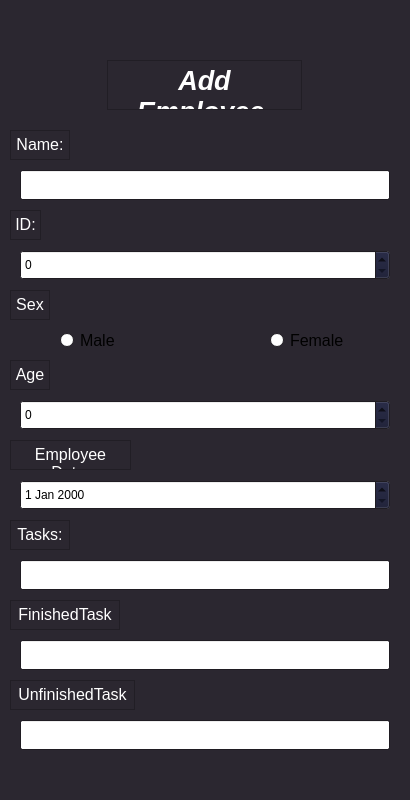
The window that Employee.ui (HeidariSina/Management-App) describes before a commit, drawn with Qt 5.
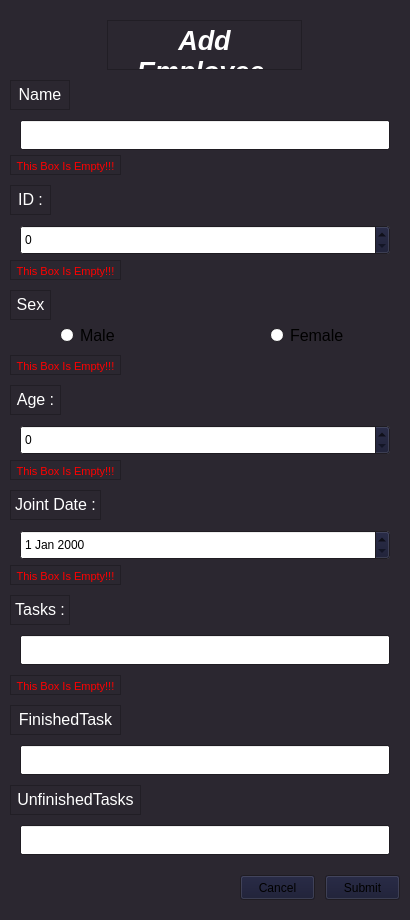
The same window after the commit.

Commit message: Employee Section is Done

What changed in the file:
```diff
--- a/Employee.ui
+++ b/Employee.ui
@@ -10,19 +10,19 @@
     <x>0</x>
     <y>0</y>
     <width>410</width>
-    <height>800</height>
+    <height>920</height>
    </rect>
   </property>
   <property name="minimumSize">
    <size>
     <width>410</width>
-    <height>800</height>
+    <height>920</height>
    </size>
   </property>
   <property name="maximumSize">
    <size>
     <width>410</width>
-    <height>800</height>
+    <height>920</height>
    </size>
   </property>
   <property name="palette">
@@ -130,7 +130,7 @@
     <property name="geometry">
      <rect>
       <x>107</x>
-      <y>60</y>
+      <y>20</y>
       <width>195</width>
       <height>50</height>
      </rect>
@@ -212,7 +212,7 @@
     <property name="geometry">
      <rect>
       <x>20</x>
-      <y>170</y>
+      <y>120</y>
       <width>370</width>
       <height>30</height>
      </rect>
@@ -228,7 +228,7 @@
     <property name="geometry">
      <rect>
       <x>10</x>
-      <y>130</y>
+      <y>80</y>
       <width>60</width>
       <height>30</height>
      </rect>
@@ -290,15 +290,15 @@
 &lt;html&gt;&lt;head&gt;&lt;meta name=&quot;qrichtext&quot; content=&quot;1&quot; /&gt;&lt;style type=&quot;text/css&quot;&gt;
 p, li { white-space: pre-wrap; }
 &lt;/style&gt;&lt;/head&gt;&lt;body style=&quot; font-family:'Segoe UI'; font-size:20pt; font-weight:600; font-style:italic;&quot;&gt;
-&lt;p align=&quot;center&quot; style=&quot; margin-top:0px; margin-bottom:0px; margin-left:0px; margin-right:0px; -qt-block-indent:0; text-indent:0px;&quot;&gt;&lt;span style=&quot; font-size:12pt; font-weight:400; font-style:normal; color:#ffffff;&quot;&gt;Name:&lt;/span&gt;&lt;/p&gt;&lt;/body&gt;&lt;/html&gt;</string>
+&lt;p align=&quot;center&quot; style=&quot; margin-top:0px; margin-bottom:0px; margin-left:0px; margin-right:0px; -qt-block-indent:0; text-indent:0px;&quot;&gt;&lt;span style=&quot; font-size:12pt; font-weight:400; font-style:normal; color:#ffffff;&quot;&gt;Name :&lt;/span&gt;&lt;/p&gt;&lt;/body&gt;&lt;/html&gt;</string>
     </property>
    </widget>
    <widget class="QTextBrowser" name="IDText">
     <property name="geometry">
      <rect>
       <x>10</x>
-      <y>210</y>
-      <width>31</width>
+      <y>185</y>
+      <width>41</width>
       <height>30</height>
      </rect>
     </property>
@@ -359,7 +359,7 @@
 &lt;html&gt;&lt;head&gt;&lt;meta name=&quot;qrichtext&quot; content=&quot;1&quot; /&gt;&lt;style type=&quot;text/css&quot;&gt;
 p, li { white-space: pre-wrap; }
 &lt;/style&gt;&lt;/head&gt;&lt;body style=&quot; font-family:'Segoe UI'; font-size:20pt; font-weight:600; font-style:italic;&quot;&gt;
-&lt;p align=&quot;center&quot; style=&quot; margin-top:0px; margin-bottom:0px; margin-left:0px; margin-right:0px; -qt-block-indent:0; text-indent:0px;&quot;&gt;&lt;span style=&quot; font-size:12pt; font-weight:400; font-style:normal; color:#ffffff;&quot;&gt;ID:&lt;/span&gt;&lt;/p&gt;&lt;/body&gt;&lt;/html&gt;</string>
+&lt;p align=&quot;center&quot; style=&quot; margin-top:0px; margin-bottom:0px; margin-left:0px; margin-right:0px; -qt-block-indent:0; text-indent:0px;&quot;&gt;&lt;span style=&quot; font-size:12pt; font-weight:400; font-style:normal; color:#ffffff;&quot;&gt;ID :&lt;/span&gt;&lt;/p&gt;&lt;/body&gt;&lt;/html&gt;</string>
     </property>
    </widget>
    <widget class="QTextBrowser" name="SexText">
@@ -367,7 +367,7 @@
      <rect>
       <x>10</x>
       <y>290</y>
-      <width>40</width>
+      <width>41</width>
       <height>30</height>
      </rect>
     </property>
@@ -428,14 +428,14 @@
 &lt;html&gt;&lt;head&gt;&lt;meta name=&quot;qrichtext&quot; content=&quot;1&quot; /&gt;&lt;style type=&quot;text/css&quot;&gt;
 p, li { white-space: pre-wrap; }
 &lt;/style&gt;&lt;/head&gt;&lt;body style=&quot; font-family:'Segoe UI'; font-size:20pt; font-weight:600; font-style:italic;&quot;&gt;
-&lt;p align=&quot;center&quot; style=&quot; margin-top:0px; margin-bottom:0px; margin-left:0px; margin-right:0px; -qt-block-indent:0; text-indent:0px;&quot;&gt;&lt;span style=&quot; font-size:12pt; font-weight:400; font-style:normal; color:#ffffff;&quot;&gt;Sex:&lt;/span&gt;&lt;/p&gt;&lt;/body&gt;&lt;/html&gt;</string>
+&lt;p align=&quot;center&quot; style=&quot; margin-top:0px; margin-bottom:0px; margin-left:0px; margin-right:0px; -qt-block-indent:0; text-indent:0px;&quot;&gt;&lt;span style=&quot; font-size:12pt; font-weight:400; font-style:normal; color:#ffffff;&quot;&gt;Sex :&lt;/span&gt;&lt;/p&gt;&lt;/body&gt;&lt;/html&gt;</string>
     </property>
    </widget>
    <widget class="QRadioButton" name="MaleradioButton">
     <property name="geometry">
      <rect>
       <x>60</x>
-      <y>330</y>
+      <y>325</y>
       <width>80</width>
       <height>20</height>
      </rect>
@@ -453,7 +453,7 @@
     <property name="geometry">
      <rect>
       <x>270</x>
-      <y>330</y>
+      <y>325</y>
       <width>80</width>
       <height>20</height>
      </rect>
@@ -471,8 +471,8 @@
     <property name="geometry">
      <rect>
       <x>10</x>
-      <y>360</y>
-      <width>40</width>
+      <y>385</y>
+      <width>51</width>
       <height>30</height>
      </rect>
     </property>
@@ -533,15 +533,15 @@
 &lt;html&gt;&lt;head&gt;&lt;meta name=&quot;qrichtext&quot; content=&quot;1&quot; /&gt;&lt;style type=&quot;text/css&quot;&gt;
 p, li { white-space: pre-wrap; }
 &lt;/style&gt;&lt;/head&gt;&lt;body style=&quot; font-family:'Segoe UI'; font-size:20pt; font-weight:600; font-style:italic;&quot;&gt;
-&lt;p align=&quot;center&quot; style=&quot; margin-top:0px; margin-bottom:0px; margin-left:0px; margin-right:0px; -qt-block-indent:0; text-indent:0px;&quot;&gt;&lt;span style=&quot; font-size:12pt; font-weight:400; font-style:normal; color:#ffffff;&quot;&gt;Age:&lt;/span&gt;&lt;/p&gt;&lt;/body&gt;&lt;/html&gt;</string>
+&lt;p align=&quot;center&quot; style=&quot; margin-top:0px; margin-bottom:0px; margin-left:0px; margin-right:0px; -qt-block-indent:0; text-indent:0px;&quot;&gt;&lt;span style=&quot; font-size:12pt; font-weight:400; font-style:normal; color:#ffffff;&quot;&gt;Age :&lt;/span&gt;&lt;/p&gt;&lt;/body&gt;&lt;/html&gt;</string>
     </property>
    </widget>
    <widget class="QTextBrowser" name="EmployeeDateText">
     <property name="geometry">
      <rect>
       <x>10</x>
-      <y>440</y>
-      <width>121</width>
+      <y>490</y>
+      <width>91</width>
       <height>30</height>
      </rect>
     </property>
@@ -602,14 +602,14 @@
 &lt;html&gt;&lt;head&gt;&lt;meta name=&quot;qrichtext&quot; content=&quot;1&quot; /&gt;&lt;style type=&quot;text/css&quot;&gt;
 p, li { white-space: pre-wrap; }
 &lt;/style&gt;&lt;/head&gt;&lt;body style=&quot; font-family:'Segoe UI'; font-size:20pt; font-weight:600; font-style:italic;&quot;&gt;
-&lt;p align=&quot;center&quot; style=&quot; margin-top:0px; margin-bottom:0px; margin-left:0px; margin-right:0px; -qt-block-indent:0; text-indent:0px;&quot;&gt;&lt;span style=&quot; font-size:12pt; font-weight:400; font-style:normal; color:#ffffff;&quot;&gt;Employee Date:&lt;/span&gt;&lt;/p&gt;&lt;/body&gt;&lt;/html&gt;</string>
+&lt;p align=&quot;center&quot; style=&quot; margin-top:0px; margin-bottom:0px; margin-left:0px; margin-right:0px; -qt-block-indent:0; text-indent:0px;&quot;&gt;&lt;span style=&quot; font-size:12pt; font-weight:400; font-style:normal; color:#ffffff;&quot;&gt;Joint Date :&lt;/span&gt;&lt;/p&gt;&lt;/body&gt;&lt;/html&gt;</string>
     </property>
    </widget>
    <widget class="QTextBrowser" name="TasksText">
     <property name="geometry">
      <rect>
       <x>10</x>
-      <y>520</y>
+      <y>595</y>
       <width>60</width>
       <height>30</height>
      </rect>
@@ -671,15 +671,15 @@
 &lt;html&gt;&lt;head&gt;&lt;meta name=&quot;qrichtext&quot; content=&quot;1&quot; /&gt;&lt;style type=&quot;text/css&quot;&gt;
 p, li { white-space: pre-wrap; }
 &lt;/style&gt;&lt;/head&gt;&lt;body style=&quot; font-family:'Segoe UI'; font-size:20pt; font-weight:600; font-style:italic;&quot;&gt;
-&lt;p align=&quot;center&quot; style=&quot; margin-top:0px; margin-bottom:0px; margin-left:0px; margin-right:0px; -qt-block-indent:0; text-indent:0px;&quot;&gt;&lt;span style=&quot; font-size:12pt; font-weight:400; font-style:normal; color:#ffffff;&quot;&gt;Tasks:&lt;/span&gt;&lt;/p&gt;&lt;/body&gt;&lt;/html&gt;</string>
+&lt;p align=&quot;center&quot; style=&quot; margin-top:0px; margin-bottom:0px; margin-left:0px; margin-right:0px; -qt-block-indent:0; text-indent:0px;&quot;&gt;&lt;span style=&quot; font-size:12pt; font-weight:400; font-style:normal; color:#ffffff;&quot;&gt;Tasks :&lt;/span&gt;&lt;/p&gt;&lt;/body&gt;&lt;/html&gt;</string>
     </property>
    </widget>
    <widget class="QTextBrowser" name="FinishedTasksText">
     <property name="geometry">
      <rect>
       <x>10</x>
-      <y>600</y>
-      <width>110</width>
+      <y>705</y>
+      <width>111</width>
       <height>30</height>
      </rect>
     </property>
@@ -740,14 +740,14 @@
 &lt;html&gt;&lt;head&gt;&lt;meta name=&quot;qrichtext&quot; content=&quot;1&quot; /&gt;&lt;style type=&quot;text/css&quot;&gt;
 p, li { white-space: pre-wrap; }
 &lt;/style&gt;&lt;/head&gt;&lt;body style=&quot; font-family:'Segoe UI'; font-size:20pt; font-weight:600; font-style:italic;&quot;&gt;
-&lt;p align=&quot;center&quot; style=&quot; margin-top:0px; margin-bottom:0px; margin-left:0px; margin-right:0px; -qt-block-indent:0; text-indent:0px;&quot;&gt;&lt;span style=&quot; font-size:12pt; font-weight:400; font-style:normal; color:#ffffff;&quot;&gt;FinishedTasks:&lt;/span&gt;&lt;/p&gt;&lt;/body&gt;&lt;/html&gt;</string>
+&lt;p align=&quot;center&quot; style=&quot; margin-top:0px; margin-bottom:0px; margin-left:0px; margin-right:0px; -qt-block-indent:0; text-indent:0px;&quot;&gt;&lt;span style=&quot; font-size:12pt; font-weight:400; font-style:normal; color:#ffffff;&quot;&gt;FinishedTasks :&lt;/span&gt;&lt;/p&gt;&lt;/body&gt;&lt;/html&gt;</string>
     </property>
    </widget>
    <widget class="QLineEdit" name="TasksEdit">
     <property name="geometry">
      <rect>
       <x>20</x>
-      <y>560</y>
+      <y>635</y>
       <width>370</width>
       <height>30</height>
      </rect>
@@ -760,7 +760,7 @@
     <property name="geometry">
      <rect>
       <x>20</x>
-      <y>640</y>
+      <y>745</y>
       <width>370</width>
       <height>30</height>
      </rect>
@@ -773,8 +773,8 @@
     <property name="geometry">
      <rect>
       <x>10</x>
-      <y>680</y>
-      <width>125</width>
+      <y>785</y>
+      <width>131</width>
       <height>30</height>
      </rect>
     </property>
@@ -835,14 +835,14 @@
 &lt;html&gt;&lt;head&gt;&lt;meta name=&quot;qrichtext&quot; content=&quot;1&quot; /&gt;&lt;style type=&quot;text/css&quot;&gt;
 p, li { white-space: pre-wrap; }
 &lt;/style&gt;&lt;/head&gt;&lt;body style=&quot; font-family:'Segoe UI'; font-size:20pt; font-weight:600; font-style:italic;&quot;&gt;
-&lt;p align=&quot;center&quot; style=&quot; margin-top:0px; margin-bottom:0px; margin-left:0px; margin-right:0px; -qt-block-indent:0; text-indent:0px;&quot;&gt;&lt;span style=&quot; font-size:12pt; font-weight:400; font-style:normal; color:#ffffff;&quot;&gt;UnfinishedTasks:&lt;/span&gt;&lt;/p&gt;&lt;/body&gt;&lt;/html&gt;</string>
+&lt;p align=&quot;center&quot; style=&quot; margin-top:0px; margin-bottom:0px; margin-left:0px; margin-right:0px; -qt-block-indent:0; text-indent:0px;&quot;&gt;&lt;span style=&quot; font-size:12pt; font-weight:400; font-style:normal; color:#ffffff;&quot;&gt;UnfinishedTasks :&lt;/span&gt;&lt;/p&gt;&lt;/body&gt;&lt;/html&gt;</string>
     </property>
    </widget>
    <widget class="QLineEdit" name="UnfinishedTasksEdit">
     <property name="geometry">
      <rect>
       <x>20</x>
-      <y>720</y>
+      <y>825</y>
       <width>370</width>
       <height>30</height>
      </rect>
@@ -855,7 +855,7 @@
     <property name="geometry">
      <rect>
       <x>20</x>
-      <y>480</y>
+      <y>530</y>
       <width>370</width>
       <height>30</height>
      </rect>
@@ -865,7 +865,7 @@
     <property name="geometry">
      <rect>
       <x>20</x>
-      <y>250</y>
+      <y>225</y>
       <width>370</width>
       <height>30</height>
      </rect>
@@ -881,7 +881,7 @@
     <property name="geometry">
      <rect>
       <x>20</x>
-      <y>400</y>
+      <y>425</y>
       <width>370</width>
       <height>30</height>
      </rect>
@@ -890,6 +890,449 @@
      <number>99</number>
     </property>
    </widget>
+   <widget class="QPushButton" name="SubmitpushButton">
+    <property name="geometry">
+     <rect>
+      <x>325</x>
+      <y>875</y>
+      <width>75</width>
+      <height>25</height>
+     </rect>
+    </property>
+    <property name="text">
+     <string>Submit</string>
+    </property>
+   </widget>
+   <widget class="QPushButton" name="CanclepushButton">
+    <property name="geometry">
+     <rect>
+      <x>240</x>
+      <y>875</y>
+      <width>75</width>
+      <height>25</height>
+     </rect>
+    </property>
+    <property name="text">
+     <string>Cancel</string>
+    </property>
+   </widget>
+   <widget class="QTextBrowser" name="AlertText_1">
+    <property name="geometry">
+     <rect>
+      <x>10</x>
+      <y>155</y>
+      <width>111</width>
+      <height>20</height>
+     </rect>
+    </property>
+    <property name="palette">
+     <palette>
+      <active>
+       <colorrole role="Base">
+        <brush brushstyle="SolidPattern">
+         <color alpha="255">
+          <red>43</red>
+          <green>39</green>
+          <blue>48</blue>
+         </color>
+        </brush>
+       </colorrole>
+      </active>
+      <inactive>
+       <colorrole role="Base">
+        <brush brushstyle="SolidPattern">
+         <color alpha="255">
+          <red>43</red>
+          <green>39</green>
+          <blue>48</blue>
+         </color>
+        </brush>
+       </colorrole>
+      </inactive>
+      <disabled>
+       <colorrole role="Base">
+        <brush brushstyle="SolidPattern">
+         <color alpha="255">
+          <red>0</red>
+          <green>0</green>
+          <blue>94</blue>
+         </color>
+        </brush>
+       </colorrole>
+      </disabled>
+     </palette>
+    </property>
+    <property name="font">
+     <font>
+      <family>Segoe UI</family>
+      <pointsize>20</pointsize>
+      <weight>75</weight>
+      <italic>true</italic>
+      <bold>true</bold>
+     </font>
+    </property>
+    <property name="styleSheet">
+     <string notr="true"/>
+    </property>
+    <property name="verticalScrollBarPolicy">
+     <enum>Qt::ScrollBarAlwaysOff</enum>
+    </property>
+    <property name="horizontalScrollBarPolicy">
+     <enum>Qt::ScrollBarAlwaysOff</enum>
+    </property>
+    <property name="html">
+     <string>&lt;!DOCTYPE HTML PUBLIC &quot;-//W3C//DTD HTML 4.0//EN&quot; &quot;http://www.w3.org/TR/REC-html40/strict.dtd&quot;&gt;
+&lt;html&gt;&lt;head&gt;&lt;meta name=&quot;qrichtext&quot; content=&quot;1&quot; /&gt;&lt;style type=&quot;text/css&quot;&gt;
+p, li { white-space: pre-wrap; }
+&lt;/style&gt;&lt;/head&gt;&lt;body style=&quot; font-family:'Segoe UI'; font-size:20pt; font-weight:600; font-style:italic;&quot;&gt;
+&lt;p align=&quot;center&quot; style=&quot; margin-top:0px; margin-bottom:0px; margin-left:0px; margin-right:0px; -qt-block-indent:0; text-indent:0px;&quot;&gt;&lt;span style=&quot; font-size:8pt; font-weight:400; font-style:normal; color:#ff0000;&quot;&gt;This Box Is Empty!!!&lt;/span&gt;&lt;/p&gt;&lt;/body&gt;&lt;/html&gt;</string>
+    </property>
+   </widget>
+   <widget class="QTextBrowser" name="AlertText_2">
+    <property name="geometry">
+     <rect>
+      <x>10</x>
+      <y>260</y>
+      <width>111</width>
+      <height>20</height>
+     </rect>
+    </property>
+    <property name="palette">
+     <palette>
+      <active>
+       <colorrole role="Base">
+        <brush brushstyle="SolidPattern">
+         <color alpha="255">
+          <red>43</red>
+          <green>39</green>
+          <blue>48</blue>
+         </color>
+        </brush>
+       </colorrole>
+      </active>
+      <inactive>
+       <colorrole role="Base">
+        <brush brushstyle="SolidPattern">
+         <color alpha="255">
+          <red>43</red>
+          <green>39</green>
+          <blue>48</blue>
+         </color>
+        </brush>
+       </colorrole>
+      </inactive>
+      <disabled>
+       <colorrole role="Base">
+        <brush brushstyle="SolidPattern">
+         <color alpha="255">
+          <red>0</red>
+          <green>0</green>
+          <blue>94</blue>
+         </color>
+        </brush>
+       </colorrole>
+      </disabled>
+     </palette>
+    </property>
+    <property name="font">
+     <font>
+      <family>Segoe UI</family>
+      <pointsize>20</pointsize>
+      <weight>75</weight>
+      <italic>true</italic>
+      <bold>true</bold>
+     </font>
+    </property>
+    <property name="verticalScrollBarPolicy">
+     <enum>Qt::ScrollBarAlwaysOff</enum>
+    </property>
+    <property name="horizontalScrollBarPolicy">
+     <enum>Qt::ScrollBarAlwaysOff</enum>
+    </property>
+    <property name="html">
+     <string>&lt;!DOCTYPE HTML PUBLIC &quot;-//W3C//DTD HTML 4.0//EN&quot; &quot;http://www.w3.org/TR/REC-html40/strict.dtd&quot;&gt;
+&lt;html&gt;&lt;head&gt;&lt;meta name=&quot;qrichtext&quot; content=&quot;1&quot; /&gt;&lt;style type=&quot;text/css&quot;&gt;
+p, li { white-space: pre-wrap; }
+&lt;/style&gt;&lt;/head&gt;&lt;body style=&quot; font-family:'Segoe UI'; font-size:20pt; font-weight:600; font-style:italic;&quot;&gt;
+&lt;p align=&quot;center&quot; style=&quot; margin-top:0px; margin-bottom:0px; margin-left:0px; margin-right:0px; -qt-block-indent:0; text-indent:0px;&quot;&gt;&lt;span style=&quot; font-size:8pt; font-weight:400; font-style:normal; color:#ff0000;&quot;&gt;This Box Is Empty!!!&lt;/span&gt;&lt;/p&gt;&lt;/body&gt;&lt;/html&gt;</string>
+    </property>
+   </widget>
+   <widget class="QTextBrowser" name="AlertText_3">
+    <property name="geometry">
+     <rect>
+      <x>10</x>
+      <y>355</y>
+      <width>111</width>
+      <height>20</height>
+     </rect>
+    </property>
+    <property name="palette">
+     <palette>
+      <active>
+       <colorrole role="Base">
+        <brush brushstyle="SolidPattern">
+         <color alpha="255">
+          <red>43</red>
+          <green>39</green>
+          <blue>48</blue>
+         </color>
+        </brush>
+       </colorrole>
+      </active>
+      <inactive>
+       <colorrole role="Base">
+        <brush brushstyle="SolidPattern">
+         <color alpha="255">
+          <red>43</red>
+          <green>39</green>
+          <blue>48</blue>
+         </color>
+        </brush>
+       </colorrole>
+      </inactive>
+      <disabled>
+       <colorrole role="Base">
+        <brush brushstyle="SolidPattern">
+         <color alpha="255">
+          <red>0</red>
+          <green>0</green>
+          <blue>94</blue>
+         </color>
+        </brush>
+       </colorrole>
+      </disabled>
+     </palette>
+    </property>
+    <property name="font">
+     <font>
+      <family>Segoe UI</family>
+      <pointsize>20</pointsize>
+      <weight>75</weight>
+      <italic>true</italic>
+      <bold>true</bold>
+     </font>
+    </property>
+    <property name="verticalScrollBarPolicy">
+     <enum>Qt::ScrollBarAlwaysOff</enum>
+    </property>
+    <property name="horizontalScrollBarPolicy">
+     <enum>Qt::ScrollBarAlwaysOff</enum>
+    </property>
+    <property name="html">
+     <string>&lt;!DOCTYPE HTML PUBLIC &quot;-//W3C//DTD HTML 4.0//EN&quot; &quot;http://www.w3.org/TR/REC-html40/strict.dtd&quot;&gt;
+&lt;html&gt;&lt;head&gt;&lt;meta name=&quot;qrichtext&quot; content=&quot;1&quot; /&gt;&lt;style type=&quot;text/css&quot;&gt;
+p, li { white-space: pre-wrap; }
+&lt;/style&gt;&lt;/head&gt;&lt;body style=&quot; font-family:'Segoe UI'; font-size:20pt; font-weight:600; font-style:italic;&quot;&gt;
+&lt;p align=&quot;center&quot; style=&quot; margin-top:0px; margin-bottom:0px; margin-left:0px; margin-right:0px; -qt-block-indent:0; text-indent:0px;&quot;&gt;&lt;span style=&quot; font-size:8pt; font-weight:400; font-style:normal; color:#ff0000;&quot;&gt;This Box Is Empty!!!&lt;/span&gt;&lt;/p&gt;&lt;/body&gt;&lt;/html&gt;</string>
+    </property>
+   </widget>
+   <widget class="QTextBrowser" name="AlertText_4">
+    <property name="geometry">
+     <rect>
+      <x>10</x>
+      <y>460</y>
+      <width>111</width>
+      <height>20</height>
+     </rect>
+    </property>
+    <property name="palette">
+     <palette>
+      <active>
+       <colorrole role="Base">
+        <brush brushstyle="SolidPattern">
+         <color alpha="255">
+          <red>43</red>
+          <green>39</green>
+          <blue>48</blue>
+         </color>
+        </brush>
+       </colorrole>
+      </active>
+      <inactive>
+       <colorrole role="Base">
+        <brush brushstyle="SolidPattern">
+         <color alpha="255">
+          <red>43</red>
+          <green>39</green>
+          <blue>48</blue>
+         </color>
+        </brush>
+       </colorrole>
+      </inactive>
+      <disabled>
+       <colorrole role="Base">
+        <brush brushstyle="SolidPattern">
+         <color alpha="255">
+          <red>0</red>
+          <green>0</green>
+          <blue>94</blue>
+         </color>
+        </brush>
+       </colorrole>
+      </disabled>
+     </palette>
+    </property>
+    <property name="font">
+     <font>
+      <family>Segoe UI</family>
+      <pointsize>20</pointsize>
+      <weight>75</weight>
+      <italic>true</italic>
+      <bold>true</bold>
+     </font>
+    </property>
+    <property name="verticalScrollBarPolicy">
+     <enum>Qt::ScrollBarAlwaysOff</enum>
+    </property>
+    <property name="horizontalScrollBarPolicy">
+     <enum>Qt::ScrollBarAlwaysOff</enum>
+    </property>
+    <property name="html">
+     <string>&lt;!DOCTYPE HTML PUBLIC &quot;-//W3C//DTD HTML 4.0//EN&quot; &quot;http://www.w3.org/TR/REC-html40/strict.dtd&quot;&gt;
+&lt;html&gt;&lt;head&gt;&lt;meta name=&quot;qrichtext&quot; content=&quot;1&quot; /&gt;&lt;style type=&quot;text/css&quot;&gt;
+p, li { white-space: pre-wrap; }
+&lt;/style&gt;&lt;/head&gt;&lt;body style=&quot; font-family:'Segoe UI'; font-size:20pt; font-weight:600; font-style:italic;&quot;&gt;
+&lt;p align=&quot;center&quot; style=&quot; margin-top:0px; margin-bottom:0px; margin-left:0px; margin-right:0px; -qt-block-indent:0; text-indent:0px;&quot;&gt;&lt;span style=&quot; font-size:8pt; font-weight:400; font-style:normal; color:#ff0000;&quot;&gt;This Box Is Empty!!!&lt;/span&gt;&lt;/p&gt;&lt;/body&gt;&lt;/html&gt;</string>
+    </property>
+   </widget>
+   <widget class="QTextBrowser" name="AlertText_5">
+    <property name="geometry">
+     <rect>
+      <x>10</x>
+      <y>565</y>
+      <width>111</width>
+      <height>20</height>
+     </rect>
+    </property>
+    <property name="palette">
+     <palette>
+      <active>
+       <colorrole role="Base">
+        <brush brushstyle="SolidPattern">
+         <color alpha="255">
+          <red>43</red>
+          <green>39</green>
+          <blue>48</blue>
+         </color>
+        </brush>
+       </colorrole>
+      </active>
+      <inactive>
+       <colorrole role="Base">
+        <brush brushstyle="SolidPattern">
+         <color alpha="255">
+          <red>43</red>
+          <green>39</green>
+          <blue>48</blue>
+         </color>
+        </brush>
+       </colorrole>
+      </inactive>
+      <disabled>
+       <colorrole role="Base">
+        <brush brushstyle="SolidPattern">
+         <color alpha="255">
+          <red>0</red>
+          <green>0</green>
+          <blue>94</blue>
+         </color>
+        </brush>
+       </colorrole>
+      </disabled>
+     </palette>
+    </property>
+    <property name="font">
+     <font>
+      <family>Segoe UI</family>
+      <pointsize>20</pointsize>
+      <weight>75</weight>
+      <italic>true</italic>
+      <bold>true</bold>
+     </font>
+    </property>
+    <property name="verticalScrollBarPolicy">
+     <enum>Qt::ScrollBarAlwaysOff</enum>
+    </property>
+    <property name="horizontalScrollBarPolicy">
+     <enum>Qt::ScrollBarAlwaysOff</enum>
+    </property>
+    <property name="html">
+     <string>&lt;!DOCTYPE HTML PUBLIC &quot;-//W3C//DTD HTML 4.0//EN&quot; &quot;http://www.w3.org/TR/REC-html40/strict.dtd&quot;&gt;
+&lt;html&gt;&lt;head&gt;&lt;meta name=&quot;qrichtext&quot; content=&quot;1&quot; /&gt;&lt;style type=&quot;text/css&quot;&gt;
+p, li { white-space: pre-wrap; }
+&lt;/style&gt;&lt;/head&gt;&lt;body style=&quot; font-family:'Segoe UI'; font-size:20pt; font-weight:600; font-style:italic;&quot;&gt;
+&lt;p align=&quot;center&quot; style=&quot; margin-top:0px; margin-bottom:0px; margin-left:0px; margin-right:0px; -qt-block-indent:0; text-indent:0px;&quot;&gt;&lt;span style=&quot; font-size:8pt; font-weight:400; font-style:normal; color:#ff0000;&quot;&gt;This Box Is Empty!!!&lt;/span&gt;&lt;/p&gt;&lt;/body&gt;&lt;/html&gt;</string>
+    </property>
+   </widget>
+   <widget class="QTextBrowser" name="AlertText_6">
+    <property name="geometry">
+     <rect>
+      <x>10</x>
+      <y>675</y>
+      <width>111</width>
+      <height>20</height>
+     </rect>
+    </property>
+    <property name="palette">
+     <palette>
+      <active>
+       <colorrole role="Base">
+        <brush brushstyle="SolidPattern">
+         <color alpha="255">
+          <red>43</red>
+          <green>39</green>
+          <blue>48</blue>
+         </color>
+        </brush>
+       </colorrole>
+      </active>
+      <inactive>
+       <colorrole role="Base">
+        <brush brushstyle="SolidPattern">
+         <color alpha="255">
+          <red>43</red>
+          <green>39</green>
+          <blue>48</blue>
+         </color>
+        </brush>
+       </colorrole>
+      </inactive>
+      <disabled>
+       <colorrole role="Base">
+        <brush brushstyle="SolidPattern">
+         <color alpha="255">
+          <red>0</red>
+          <green>0</green>
+          <blue>94</blue>
+         </color>
+        </brush>
+       </colorrole>
+      </disabled>
+     </palette>
+    </property>
+    <property name="font">
+     <font>
+      <family>Segoe UI</family>
+      <pointsize>20</pointsize>
+      <weight>75</weight>
+      <italic>true</italic>
+      <bold>true</bold>
+     </font>
+    </property>
+    <property name="verticalScrollBarPolicy">
+     <enum>Qt::ScrollBarAlwaysOff</enum>
+    </property>
+    <property name="horizontalScrollBarPolicy">
+     <enum>Qt::ScrollBarAlwaysOff</enum>
+    </property>
+    <property name="html">
+     <string>&lt;!DOCTYPE HTML PUBLIC &quot;-//W3C//DTD HTML 4.0//EN&quot; &quot;http://www.w3.org/TR/REC-html40/strict.dtd&quot;&gt;
+&lt;html&gt;&lt;head&gt;&lt;meta name=&quot;qrichtext&quot; content=&quot;1&quot; /&gt;&lt;style type=&quot;text/css&quot;&gt;
+p, li { white-space: pre-wrap; }
+&lt;/style&gt;&lt;/head&gt;&lt;body style=&quot; font-family:'Segoe UI'; font-size:20pt; font-weight:600; font-style:italic;&quot;&gt;
+&lt;p align=&quot;center&quot; style=&quot; margin-top:0px; margin-bottom:0px; margin-left:0px; margin-right:0px; -qt-block-indent:0; text-indent:0px;&quot;&gt;&lt;span style=&quot; font-size:8pt; font-weight:400; font-style:normal; color:#ff0000;&quot;&gt;This Box Is Empty!!!&lt;/span&gt;&lt;/p&gt;&lt;/body&gt;&lt;/html&gt;</string>
+    </property>
+   </widget>
   </widget>
  </widget>
  <resources/>
```
Left out of the diff: 2 changed lines with no effect on the pictures. The commit also changes 1 other file.
